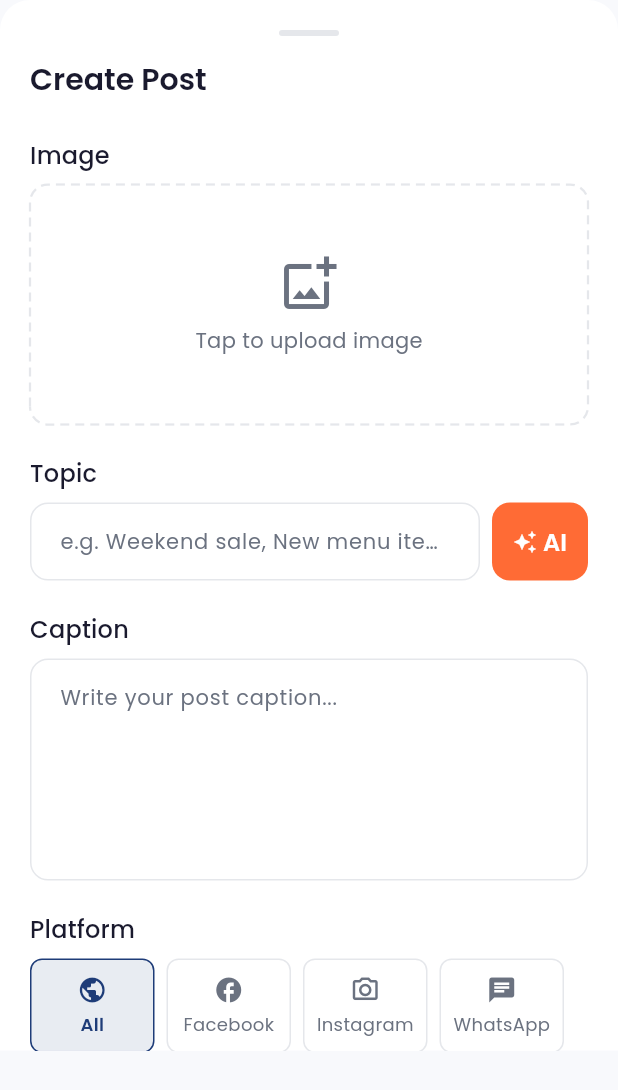
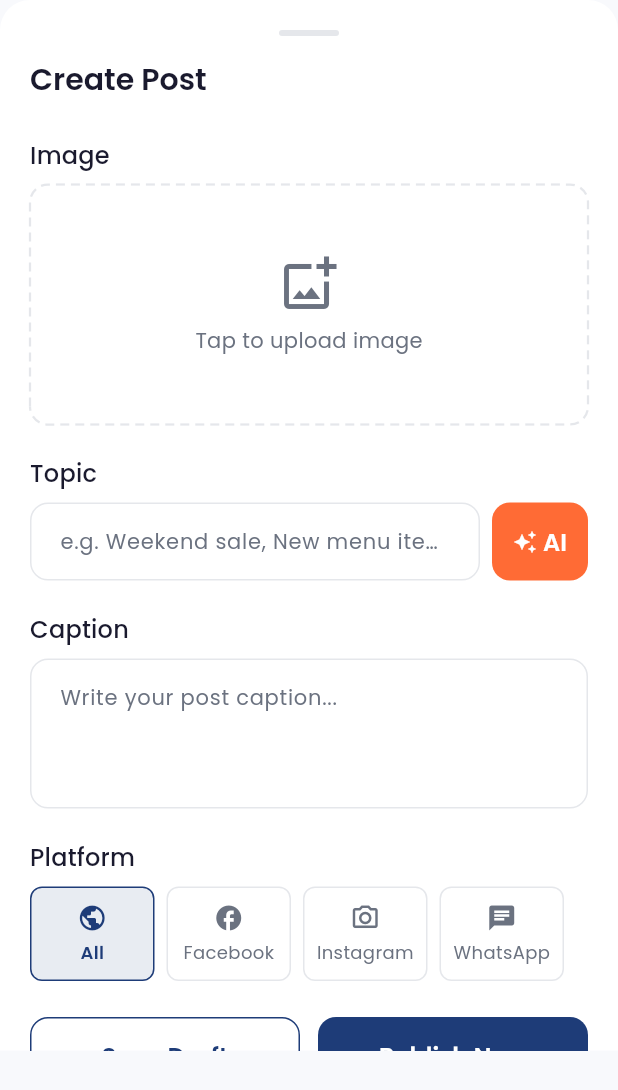
Before and after one commit to optimus-prime-01/promoto-app, a Flutter app: the _CreatePostSheet widget shown alone on an empty page, opened directly, on a phone screen of 412 x 824 dp. Shown: the top 1090 px of the screen. Run offline on Flutter 3.47's test engine with Material 3 defaults, Android fonts, the phone set to English and light mode, and no system bars; our stand-ins replace cached_network_image, dio, firebase_auth, firebase_core, flutter_riverpod, go_router and 5 more; accounts and stored records are empty.

Commit message:
fix: make create post sheet scrollable with visible buttons

```diff
--- a/lib/screens/posts/posts_screen.dart
+++ b/lib/screens/posts/posts_screen.dart
@@ -363,6 +363,7 @@ class _CreatePostSheetState extends ConsumerState<_CreatePostSheet> {
     final bool hasAnyImage = hasUserImage || _generatedImageUrl != null;
 
     return Container(
+      height: MediaQuery.of(context).size.height * 0.85,
       decoration: const BoxDecoration(
         color: AppColors.white,
         borderRadius: BorderRadius.vertical(top: Radius.circular(20)),
@@ -370,14 +371,7 @@ class _CreatePostSheetState extends ConsumerState<_CreatePostSheet> {
       padding: EdgeInsets.only(
         bottom: MediaQuery.of(context).viewInsets.bottom,
       ),
-      child: DraggableScrollableSheet(
-        initialChildSize: 0.85,
-        minChildSize: 0.5,
-        maxChildSize: 0.95,
-        expand: false,
-        builder: (context, scrollController) {
-          return SingleChildScrollView(
-            controller: scrollController,
+      child: SingleChildScrollView(
             padding: const EdgeInsets.all(20),
             child: Column(
               crossAxisAlignment: CrossAxisAlignment.start,
@@ -563,7 +557,7 @@ class _CreatePostSheetState extends ConsumerState<_CreatePostSheet> {
                 const SizedBox(height: 8),
                 TextField(
                   controller: _captionController,
-                  maxLines: 5,
+                  maxLines: 3,
                   decoration: const InputDecoration(
                     hintText: 'Write your post caption...',
                   ),
@@ -671,8 +665,6 @@ class _CreatePostSheetState extends ConsumerState<_CreatePostSheet> {
                 const SizedBox(height: 16),
               ],
             ),
-          );
-        },
       ),
     );
   }
```
